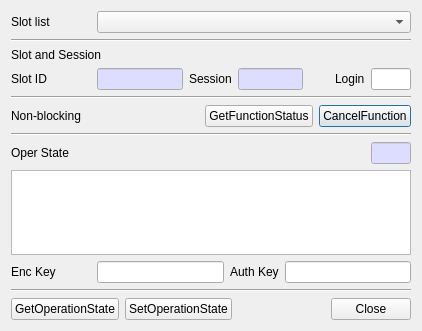
jykim74/CryptokiMan, file CryptokiMan/oper_state_dlg.ui: the form before one commit.
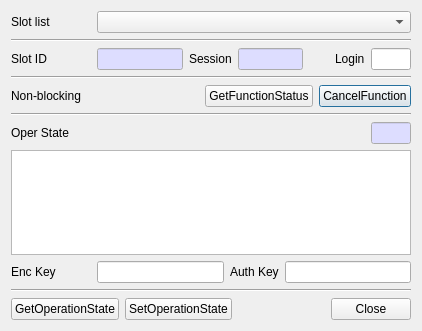
The form after the commit.

The edit to the form file:
```diff
--- a/CryptokiMan/oper_state_dlg.ui
+++ b/CryptokiMan/oper_state_dlg.ui
@@ -48,13 +48,6 @@
      </property>
     </widget>
    </item>
-   <item>
-    <widget class="QLabel" name="label_7">
-     <property name="text">
-      <string>Slot and Session</string>
-     </property>
-    </widget>
-   </item>
    <item>
     <layout class="QGridLayout" name="gridLayout">
      <item row="0" column="5">
```
